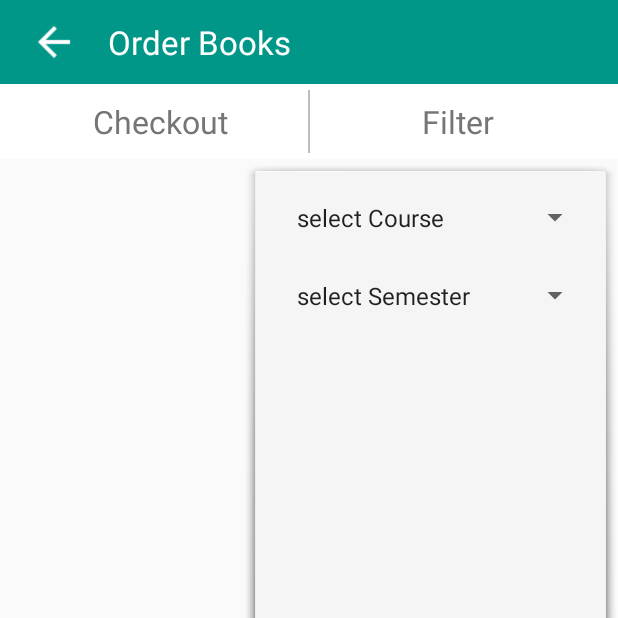
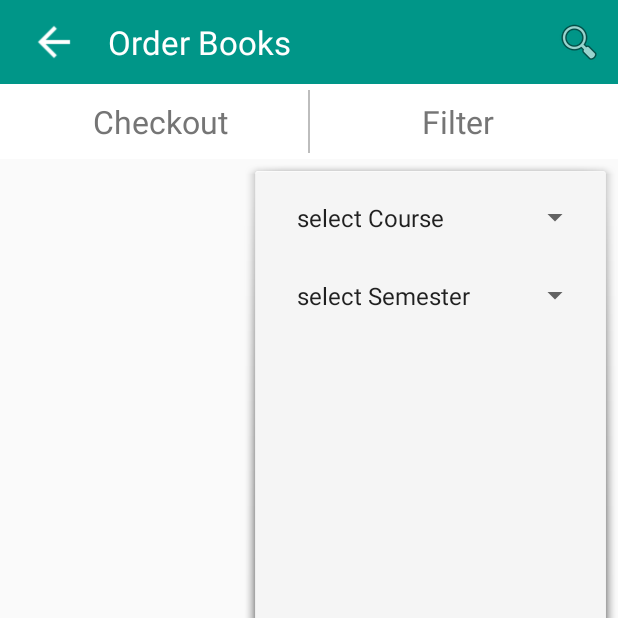
Before and after one commit to amitvrkv/MyBooks, an Android app: the BooksListPage screen opened directly, with no data from a screen before it, on a phone screen of 412 x 824 dp, the top half of it. Run offline under Robolectric (Android 15) with nearby library versions, the phone set to English and light mode, and no system bars; our stand-ins replace Firebase (no records; nobody signed in at launch, a user with empty details on screens opened directly), Picasso.

Commit message:
28/06/2017

```diff
--- a/app/src/main/AndroidManifest.xml
+++ b/app/src/main/AndroidManifest.xml
@@ -36,6 +36,7 @@
         <activity android:name=".OrderDetailsActivity" />
         <activity android:name=".CustomOrderActivity" />
         <activity android:name=".MyAccountActivity"></activity>
+        <service android:name=".MyBooksService"></service>
     </application>
 
 </manifest>
--- a/app/src/main/java/com/mybooks/mybooks/BooksListPage.java
+++ b/app/src/main/java/com/mybooks/mybooks/BooksListPage.java
@@ -14,6 +14,7 @@ import android.support.v7.widget.RecyclerView;
 import android.view.View;
 import android.widget.ArrayAdapter;
 import android.widget.Button;
+import android.widget.EditText;
 import android.widget.ImageView;
 import android.widget.LinearLayout;
 import android.widget.RelativeLayout;
@@ -50,12 +51,27 @@ public class BooksListPage extends AppCompatActivity implements View.OnClickList
 
     private ProgressDialog progressDialog;
 
+    ImageView mSearchToolbarBtn, mSearchBtn;
+    RelativeLayout mSearchOptionLayout, mCheckoutAndFilterOptionLayout;
+    EditText mSearchData;
+
     @Override
     protected void onCreate(Bundle savedInstanceState) {
         super.onCreate(savedInstanceState);
         setContentView(R.layout.activity_books_list_page);
 
         progressDialog = new ProgressDialog(this);
+
+        /* Search option*/
+        mSearchToolbarBtn = (ImageView) findViewById(R.id.seachToolbarMenu);
+        mSearchToolbarBtn.setOnClickListener(this);
+        mSearchBtn = (ImageView) findViewById(R.id.searchBtn);
+        mSearchBtn.setOnClickListener(this);
+        mSearchOptionLayout = (RelativeLayout) findViewById(R.id.searchOption);
+        mSearchOptionLayout.setVisibility(View.GONE);
+        mCheckoutAndFilterOptionLayout = (RelativeLayout) findViewById(R.id.checkoutAndFilterOption);
+        mCheckoutAndFilterOptionLayout.setVisibility(View.VISIBLE);
+        mSearchData = (EditText) findViewById(R.id.searchData);
 
         ///////filter start
         mfilter = (TextView) findViewById(R.id.filter);
@@ -149,7 +165,7 @@ public class BooksListPage extends AppCompatActivity implements View.OnClickList
 
         public void setImage(final String src) {
             final ImageView mBookImage = (ImageView) mview.findViewById(R.id.bookImage);
-            if ( ! src.equals("na")) {
+            if (!src.equals("na")) {
                 Picasso.with(mview.getContext()).load(src).into(mBookImage);
                 /*Picasso.with(mview.getContext()).load(src).networkPolicy(NetworkPolicy.OFFLINE).into(mBookImage, new Callback() {
                     @Override
@@ -192,7 +208,7 @@ public class BooksListPage extends AppCompatActivity implements View.OnClickList
         public void setpriceMRP(String priceMRP) {
             TextView mmarket = (TextView) mview.findViewById(R.id.bookMarketPrice);
             mmarket.setText(priceMRP);
-            mmarket.setPaintFlags(mmarket.getPaintFlags() | Paint.STRIKE_THRU_TEXT_FLAG );
+            mmarket.setPaintFlags(mmarket.getPaintFlags() | Paint.STRIKE_THRU_TEXT_FLAG);
             this.priceMRP = priceMRP;
         }
 
@@ -262,15 +278,20 @@ public class BooksListPage extends AppCompatActivity implements View.OnClickList
             case R.id.checkout:
                 startActivity(new Intent(getApplicationContext(), MyCart.class));
                 break;
+
+            case R.id.seachToolbarMenu:
+                if (mSearchOptionLayout.getVisibility() == View.VISIBLE) {
+                    mSearchOptionLayout.setVisibility(View.GONE);
+                    mCheckoutAndFilterOptionLayout.setVisibility(View.VISIBLE);
+                } else {
+                    mSearchOptionLayout.setVisibility(View.VISIBLE);
+                    mCheckoutAndFilterOptionLayout.setVisibility(View.GONE);
+                }
+                break;
         }
     }
 
     public void doneFilter() {
-        progressDialog.setTitle("Please wait...");
-        progressDialog.setMessage("Searching books...");
-        progressDialog.setCancelable(false);
-        progressDialog.show();
-
         String course = mcousrseSelecter.getSelectedItem().toString();
         final String sem = msemSelecter.getSelectedItem().toString();
 
@@ -284,6 +305,11 @@ public class BooksListPage extends AppCompatActivity implements View.OnClickList
             else
                 mdatabaseQuery = FirebaseDatabase.getInstance().getReference().child("Books").child(course).orderByChild("sem").equalTo(sem);
         }
+
+        /*progressDialog.setTitle("Please wait...");
+        progressDialog.setMessage("Searching books...");
+        progressDialog.setCancelable(false);
+        progressDialog.show();*/
 
         mdatabaseQuery.keepSynced(true);
 
@@ -318,7 +344,7 @@ public class BooksListPage extends AppCompatActivity implements View.OnClickList
         };
         mBookList.setAdapter(firebaseRecyclerAdapter);
 
-        progressDialog.dismiss();
+        //progressDialog.dismiss();
     }
 
     public void insertDataToCart(Context ctx, String key, String title, String author, String course, String sem, String priceMRP, String priceNew, String priceOld) {
@@ -327,12 +353,10 @@ public class BooksListPage extends AppCompatActivity implements View.OnClickList
         Cursor cursor = sqLiteDatabase.rawQuery("Select * from CART WHERE key = '" + key + "'", null);
 
         if (cursor.getCount() <= 0) {
-                sqLiteDatabase.execSQL("INSERT INTO CART VALUES('" + key + "','" + title + "','" + author + "','" + course + "','" + sem + "', '" + priceMRP + "' , '" + priceNew + "' , '" + priceOld + "', 'old', '1');");
-                Toast.makeText(ctx, "Product added to your Cart", Toast.LENGTH_SHORT).show();
+            sqLiteDatabase.execSQL("INSERT INTO CART VALUES('" + key + "','" + title + "','" + author + "','" + course + "','" + sem + "', '" + priceMRP + "' , '" + priceNew + "' , '" + priceOld + "', 'old', '1');");
+            Toast.makeText(ctx, "Product added to your Cart", Toast.LENGTH_SHORT).show();
         } else {
             Toast.makeText(ctx, "Already added to your Cart", Toast.LENGTH_SHORT).show();
-            //View view = findViewById(R.id.bookListParentView);
-            //Snackbar.make(view, "Already added to your Cart",  Snackbar.LENGTH_SHORT).show();
         }
 
     }
--- a/app/src/main/java/com/mybooks/mybooks/HomeActivity.java
+++ b/app/src/main/java/com/mybooks/mybooks/HomeActivity.java
@@ -34,6 +34,9 @@ public class HomeActivity extends AppCompatActivity
     protected void onCreate(Bundle savedInstanceState) {
         super.onCreate(savedInstanceState);
         setContentView(R.layout.activity_home);
+
+        startService(new Intent(this, MyBooksService.class));
+
         Toolbar toolbar = (Toolbar) findViewById(R.id.toolbar);
         setSupportActionBar(toolbar);
 
--- a/app/src/main/res/layout/activity_books_list_page.xml
+++ b/app/src/main/res/layout/activity_books_list_page.xml
@@ -1,8 +1,8 @@
 <?xml version="1.0" encoding="utf-8"?>
 <RelativeLayout xmlns:android="http://schemas.android.com/apk/res/android"
-    android:id="@+id/bookListParentView"
     xmlns:app="http://schemas.android.com/apk/res-auto"
     xmlns:tools="http://schemas.android.com/tools"
+    android:id="@+id/bookListParentView"
     android:layout_width="match_parent"
     android:layout_height="match_parent"
     android:orientation="vertical"
@@ -37,6 +37,19 @@
                 android:textColor="@color/colorTextIcon"
                 android:textSize="@dimen/toolbarTextSize" />
 
+            <RelativeLayout
+                android:layout_width="match_parent"
+                android:layout_height="match_parent">
+
+                <ImageView
+                    android:id="@+id/seachToolbarMenu"
+                    android:padding="10dp"
+                    android:layout_alignParentRight="true"
+                    android:layout_centerVertical="true"
+                    android:layout_width="wrap_content"
+                    android:layout_height="wrap_content"
+                    android:src="@android:drawable/ic_menu_search" />
+            </RelativeLayout>
 
         </LinearLayout>
 
@@ -47,6 +60,36 @@
             android:background="@color/cardview_light_background"
             android:orientation="horizontal">
 
+            <RelativeLayout
+                android:layout_marginLeft="10dp"
+                android:layout_marginRight="10dp"
+                android:id="@+id/searchOption"
+                android:layout_width="match_parent"
+                android:layout_height="match_parent"
+                >
+
+                <EditText
+                    android:maxLines="1"
+                    android:id="@+id/searchData"
+                    android:layout_width="match_parent"
+                    android:layout_height="match_parent"
+                    android:layout_toLeftOf="@+id/searchBtn"
+                    android:layout_toStartOf="@+id/searchBtn" />
+
+                <ImageView
+                    android:id="@+id/searchBtn"
+                    android:layout_width="wrap_content"
+                    android:layout_height="wrap_content"
+                    android:layout_alignParentRight="true"
+                    android:padding="10dp"
+                    android:src="@android:drawable/ic_search_category_default" />
+
+            </RelativeLayout>
+
+            <RelativeLayout
+                android:id="@+id/checkoutAndFilterOption"
+                android:layout_width="match_parent"
+                android:layout_height="match_parent">
 
                 <View
                     android:id="@+id/statusbarCenter"
@@ -78,6 +121,8 @@
 
             </RelativeLayout>
 
+        </RelativeLayout>
+
 
     </LinearLayout>
 
@@ -91,44 +136,43 @@
 
 
     <RelativeLayout
-        android:background="@android:drawable/dialog_holo_light_frame"
         android:id="@+id/filterView"
         android:layout_width="250dp"
         android:layout_height="fill_parent"
         android:layout_alignParentRight="true"
         android:layout_below="@+id/header"
-        >
+        android:background="@android:drawable/dialog_holo_light_frame">
 
 
         <LinearLayout
-            android:layout_margin="10dp"
-            android:orientation="vertical"
+            android:id="@+id/linearLayout"
             android:layout_width="match_parent"
             android:layout_height="match_parent"
-            android:id="@+id/linearLayout">
+            android:layout_margin="10dp"
+            android:orientation="vertical">
 
             <Spinner
-            android:padding="10dp"
                 android:id="@+id/courseSelecter"
                 android:layout_width="match_parent"
-            android:layout_height="wrap_content" />
+                android:layout_height="wrap_content"
+                android:padding="10dp" />
 
             <Spinner
-            android:padding="10dp"
-            android:layout_marginTop="10dp"
                 android:id="@+id/semesterSelecter"
                 android:layout_width="match_parent"
-            android:layout_height="wrap_content" />
+                android:layout_height="wrap_content"
+                android:layout_marginTop="10dp"
+                android:padding="10dp" />
 
         </LinearLayout>
 
 
         <Button
-            android:layout_centerHorizontal="true"
             android:id="@+id/doneFilter"
             android:layout_width="fill_parent"
             android:layout_height="wrap_content"
             android:layout_alignParentBottom="true"
+            android:layout_centerHorizontal="true"
             android:layout_margin="10dp"
             android:background="@color/colorPrimary"
             android:text="done"
--- a/app/src/main/res/values/strings.xml
+++ b/app/src/main/res/values/strings.xml
@@ -4,6 +4,7 @@
 
     <string name="database_path">/data/data/com.mybooks.mybooks/databases/MYBOOKS</string>
     <string name="sharedPrefDeliveryAddress">delivery_address</string>
+    <string name="sharedPrefOrderIdDetails"></string>
 
     <string-array name="quantity">
         <item>1</item>
```
Also changed, not shown: app/src/main/java/com/mybooks/mybooks/MyBooksService.java (added, +100 -0 lines). Lines whose indentation alone changed are shown as unchanged.
